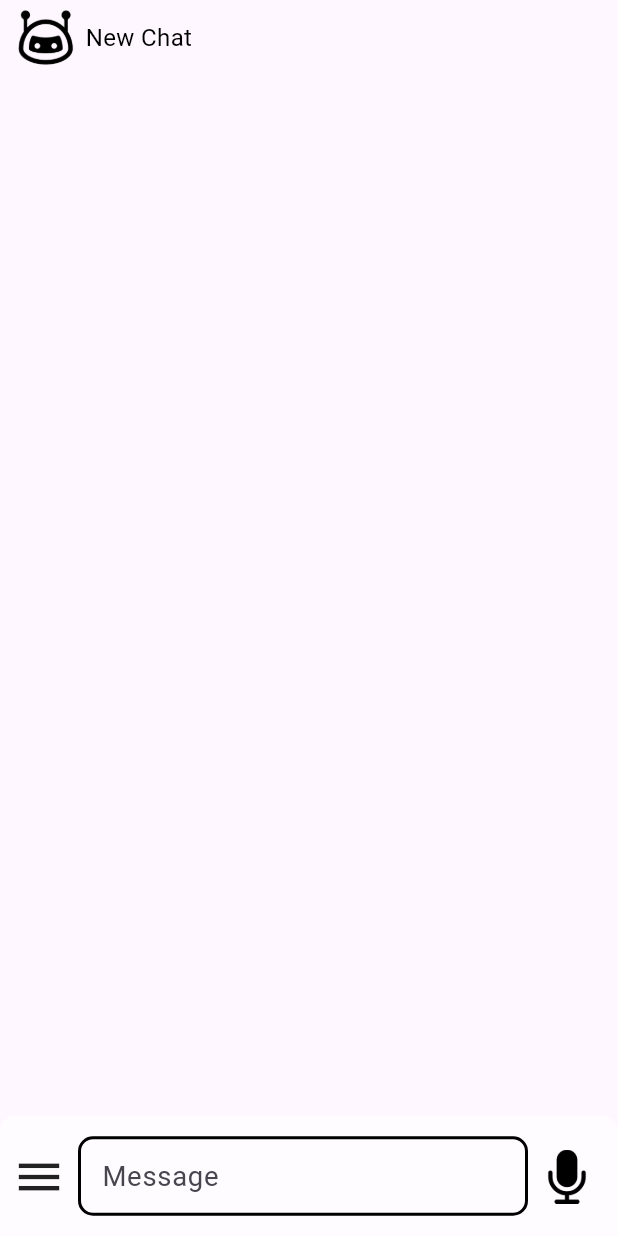
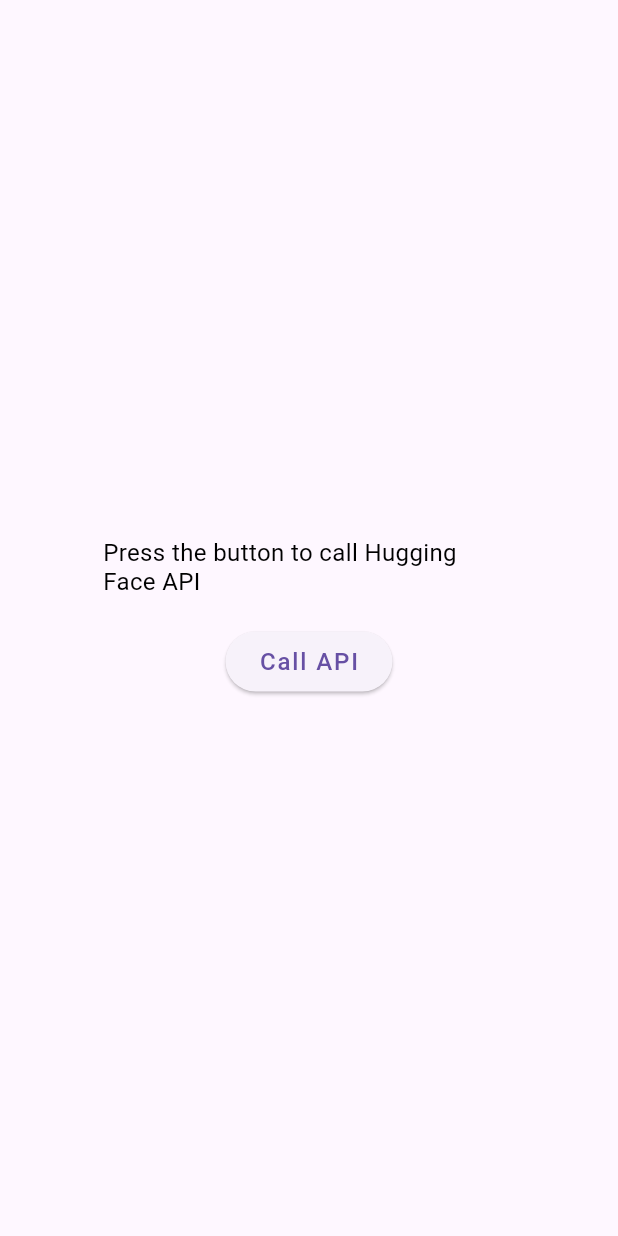
Before and after one commit to Aethey/flutter_gpt_chat_demo, a Flutter app: the screen it shows after launch, on a phone screen of 412 x 824 dp. Run offline on Flutter 3.47's test engine with Material 3 defaults, Android fonts, the phone set to English and light mode, and no system bars; our stand-ins replace cloud_firestore, dio, firebase_auth, firebase_core, fluro, flutter_dotenv and 12 more; missing offline and left inert: dart:ffi, markdown; accounts and stored records are empty; generated files the repository leaves out were written again.

Commit message:
add a hugging_face api test code

```diff
--- /dev/null
+++ b/lib/data/api/hugging_face_manager.dart
@@ -0,0 +1,43 @@
+import 'package:flutter_dotenv/flutter_dotenv.dart';
+import 'package:http/http.dart' as http;
+import 'dart:convert';
+
+String? apiKey = dotenv.env['HUGGING_FACE_API_KEY'];
+
+class HuggingFaceManager {
+  // Private constructor for Singleton
+  HuggingFaceManager._privateConstructor();
+
+  // Static instance of the Singleton
+  static HuggingFaceManager? _instance;
+
+  // Public factory constructor to ensure only one instance
+  factory HuggingFaceManager() {
+    _instance ??= HuggingFaceManager._privateConstructor();
+    return _instance!;
+  }
+
+  // Method to call the Hugging Face Inference API
+  Future<String> callHuggingFaceApi(
+      String modelUrl, Map<String, dynamic> payload) async {
+    try {
+      final response = await http.post(
+        Uri.parse(modelUrl),
+        headers: {
+          "Authorization": "Bearer $apiKey",
+          "Content-Type": "application/json",
+        },
+        body: jsonEncode(payload),
+      );
+
+      if (response.statusCode == 200) {
+        final result = jsonDecode(response.body);
+        return result.toString();
+      } else {
+        return "Failed: ${response.reasonPhrase}";
+      }
+    } catch (e) {
+      return "Error: $e";
+    }
+  }
+}
--- a/lib/main.dart
+++ b/lib/main.dart
@@ -8,6 +8,7 @@
 import 'package:ry_chat/data/api/dio_manager.dart';
 import 'package:ry_chat/data/database/hive_db.dart';
 import 'package:ry_chat/view/chat/chat_page.dart';
+import 'package:ry_chat/view/hugging_face_test/test_page.dart';
 import 'application.dart';
 import 'firebase_options.dart';
 
@@ -56,7 +57,7 @@
           home: child,
         );
       },
-      child: const ChatPage(),
+      child: const ApiRequestWidget(),
     );
   }
 }
--- /dev/null
+++ b/lib/view/hugging_face_test/test_page.dart
@@ -0,0 +1,72 @@
+import 'package:flutter/material.dart';
+import 'package:flutter_screenutil/flutter_screenutil.dart';
+
+import '../../data/api/hugging_face_manager.dart';
+
+class ApiRequestWidget extends StatefulWidget {
+  const ApiRequestWidget({super.key});
+
+  @override
+  State<ApiRequestWidget> createState() => _ApiRequestWidgetState();
+}
+
+class _ApiRequestWidgetState extends State<ApiRequestWidget> {
+  String _result = "Press the button to call Hugging Face API";
+
+  // Use the singleton HuggingFaceManager
+  late HuggingFaceManager huggingFaceManager;
+
+  @override
+  void initState() {
+    super.initState();
+    // Initialize the HuggingFaceManager with your API token
+    huggingFaceManager = HuggingFaceManager();
+  }
+
+  // Hugging Face model URL
+  final String modelUrl =
+      "https://api-inference.huggingface.co/models/BAAI/bge-m3";
+
+  @override
+  Widget build(BuildContext context) {
+    return Scaffold(
+      body: Center(
+        child: Column(
+          mainAxisAlignment: MainAxisAlignment.center,
+          crossAxisAlignment: CrossAxisAlignment.center,
+          children: [
+            SizedBox(
+              width: 1.sw * 2 / 3,
+              child: Text(
+                _result,
+                style: const TextStyle(color: Colors.black),
+              ),
+            ),
+            const SizedBox(height: 20),
+            ElevatedButton(
+              onPressed: () async {
+                Map<String, dynamic> payload = {
+                  "inputs": {
+                    "source_sentence": "That is a happy person",
+                    "sentences": [
+                      "That is a happy dog",
+                      "That is a very happy person",
+                      "Today is a sunny day"
+                    ]
+                  }
+                };
+                // Call the HuggingFaceManager to get the result
+                String result = await huggingFaceManager.callHuggingFaceApi(
+                    modelUrl, payload);
+                setState(() {
+                  _result = result;
+                });
+              },
+              child: const Text('Call API'),
+            ),
+          ],
+        ),
+      ),
+    );
+  }
+}
```
